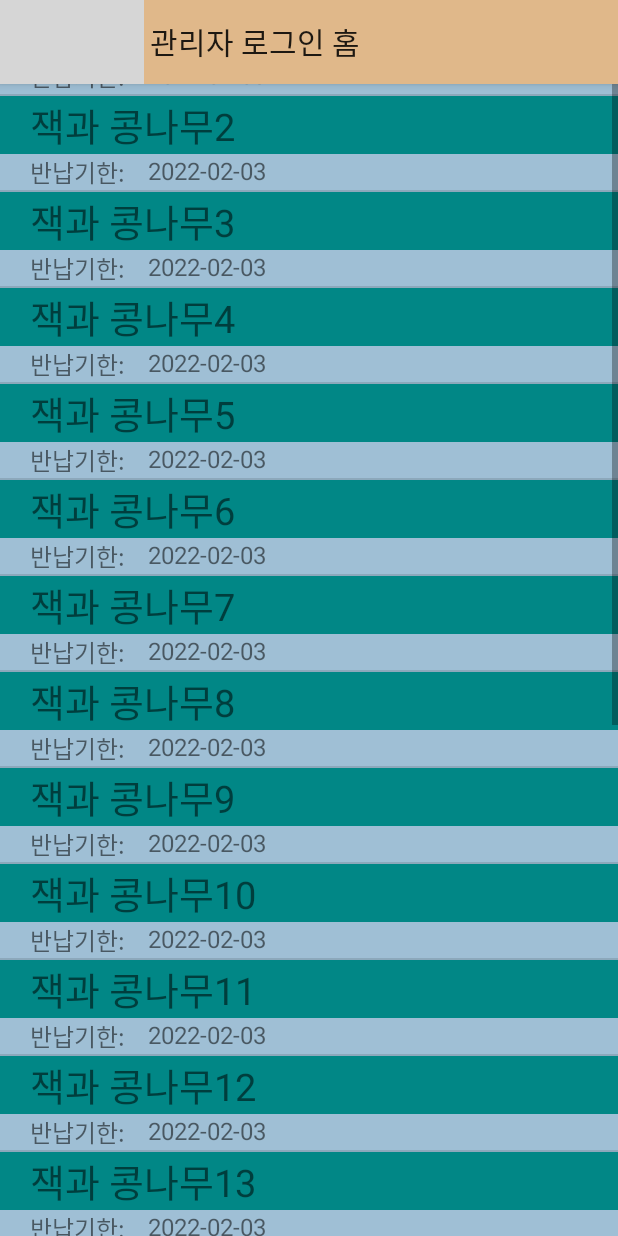
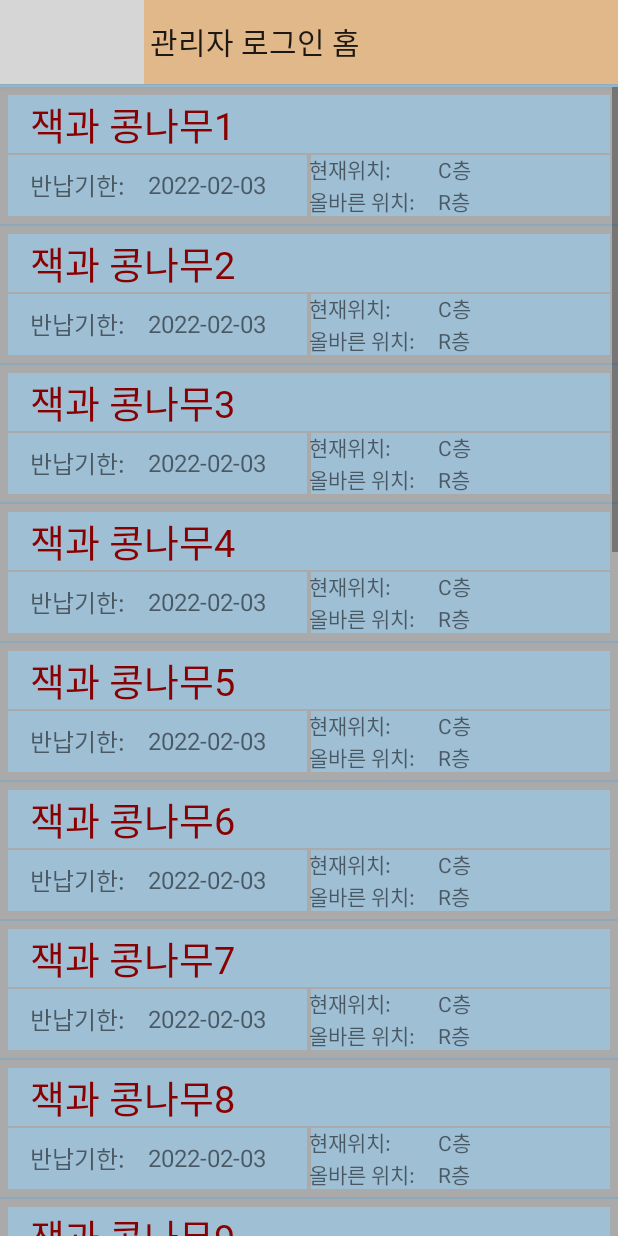
Before and after one commit to yangMinjae/CapstonDesign_Hwai, an Android app: the AdminLoginActivity screen opened directly, with no data from a screen before it, on a phone screen of 412 x 824 dp. Run offline under Robolectric (Android 15) with nearby library versions, the phone set to English and light mode, and no system bars; grey boxes are pictures that could not be loaded.

Commit message:
일반, 관리자 메인로그인 화면을 모두 완성했습니다. 스크롤 최상단에서 화면을 아래로 스와이프하면 리스트뷰의 리스트가 새로고침되도록 만들기위해, swipeRefreshLayout 안에 listview를 집어넣는 방식으로 화면구성을 완료했습니다.

```diff
--- a/app/src/main/java/com/example/library_app/AdminLoginActivity.java
+++ b/app/src/main/java/com/example/library_app/AdminLoginActivity.java
@@ -6,9 +6,6 @@ import androidx.appcompat.app.AlertDialog;
 import androidx.appcompat.app.AppCompatActivity;
 import androidx.appcompat.widget.Toolbar;
 import androidx.core.view.GravityCompat;
-import androidx.core.widget.NestedScrollView;
-import androidx.databinding.DataBindingUtil;
-import androidx.databinding.ViewDataBinding;
 import androidx.drawerlayout.widget.DrawerLayout;
 import androidx.swiperefreshlayout.widget.SwipeRefreshLayout;
 
@@ -17,31 +14,23 @@ import android.content.DialogInterface;
 import android.content.Intent;
 import android.content.pm.ActivityInfo;
 import android.os.Bundle;
-import android.renderscript.ScriptGroup;
-import android.view.KeyEvent;
 import android.view.LayoutInflater;
 import android.view.MenuItem;
-import android.view.MotionEvent;
-import android.view.View;
 import android.widget.EditText;
 import android.widget.LinearLayout;
 import android.widget.ListView;
-import android.widget.ScrollView;
-import android.widget.TextView;
 import android.widget.Toast;
 
 import com.google.android.material.navigation.NavigationView;
-import com.google.android.material.textfield.TextInputEditText;
 
 public class AdminLoginActivity extends AppCompatActivity {
 
     private NavigationView navigationView;
     private final String pinnum="123456";
 
-    //private SwipeRefreshLayout swipe_refresh;
-    private ListView listView;
-    private NestedScrollView scrollView;
-    private ListViewAdapter adapter;
+    private SwipeRefreshLayout swipe_refresh;
+    private ListView admin_listView1;
+    private Admin_ListViewAdapter adapter;
 
 
     @Override
@@ -56,56 +45,47 @@ public class AdminLoginActivity extends AppCompatActivity {
         pinnum에 대입해준다.
          */
 
-        //swipe_refresh = findViewById(R.id.swipe_refresh);
-        scrollView = findViewById(R.id.admin_scrollview_1);
-        listView = findViewById(R.id.admin_listview_1);
-        adapter = new ListViewAdapter(AdminLoginActivity.this);
-        listView.setAdapter(adapter);
-        adapter.additem("잭과 콩나무1", "2022-02-03", false);
-        adapter.additem("잭과 콩나무2", "2022-02-03", false);
-        adapter.additem("잭과 콩나무3", "2022-02-03", false);
-        adapter.additem("잭과 콩나무4", "2022-02-03", false);
-        adapter.additem("잭과 콩나무5", "2022-02-03", false);
-        adapter.additem("잭과 콩나무6", "2022-02-03", false);
-        adapter.additem("잭과 콩나무7", "2022-02-03", false);
-        adapter.additem("잭과 콩나무8", "2022-02-03", false);
-        adapter.additem("잭과 콩나무9", "2022-02-03", false);
-        adapter.additem("잭과 콩나무10", "2022-02-03", false);
-        adapter.additem("잭과 콩나무11", "2022-02-03", false);
-        adapter.additem("잭과 콩나무12", "2022-02-03", false);
-        adapter.additem("잭과 콩나무13", "2022-02-03", false);
-        adapter.additem("잭과 콩나무14", "2022-02-03", false);
-        adapter.additem("잭과 콩나무15", "2022-02-03", false);
-        adapter.additem("잭과 콩나무16", "2022-02-03", false);
-        adapter.additem("잭과 콩나무17", "2022-02-03", false);
-        adapter.additem("잭과 콩나무18", "2022-02-03", false);
-        adapter.additem("잭과 콩나무19", "2022-02-03", false);
-        adapter.additem("잭과 콩나무20", "2022-02-03", false);
-        adapter.additem("잭과 콩나무21", "2022-02-03", false);
-        adapter.additem("잭과 콩나무22", "2022-02-03", false);
-//        swipe_refresh.setOnRefreshListener(new SwipeRefreshLayout.OnRefreshListener() {
-//            @Override
-//            public void onRefresh() {
-//                Toast.makeText(getApplicationContext(), "TEST_TEST_TEST", Toast.LENGTH_SHORT).show();
-//                /*
-//                서버:
-//                해당 사용자가 빌린 책이 추가되었을경우, 리스트뷰에 추가, 반납되었다면, 삭제
-//                 */
-//            }
-//        });
-
-
+        swipe_refresh = findViewById(R.id.admin_swipe_refresh);
+        admin_listView1 = findViewById(R.id.admin_listview_1);
+        adapter = new Admin_ListViewAdapter(AdminLoginActivity.this);
+        admin_listView1.setAdapter(adapter);
         /*
         서버:
         서버에서 해당 사용자가 빌린 모든 책의 정보를
         adapter.additem(~~~~)해준다.
          */
-
-        listView.setOnTouchListener(new View.OnTouchListener() {
+        adapter.additem("잭과 콩나무1", "2022-02-03", "C층", "R층");    //서버 작업 완료후 삭제
+        adapter.additem("잭과 콩나무2", "2022-02-03", "C층", "R층");
+        adapter.additem("잭과 콩나무3", "2022-02-03", "C층", "R층");
+        adapter.additem("잭과 콩나무4", "2022-02-03", "C층", "R층");
+        adapter.additem("잭과 콩나무5", "2022-02-03", "C층", "R층");
+        adapter.additem("잭과 콩나무6", "2022-02-03", "C층", "R층");
+        adapter.additem("잭과 콩나무7", "2022-02-03", "C층", "R층");
+        adapter.additem("잭과 콩나무8", "2022-02-03", "C층", "R층");
+        adapter.additem("잭과 콩나무9", "2022-02-03", "C층", "R층");
+        adapter.additem("잭과 콩나무10", "2022-02-03", "C층", "R층");
+        adapter.additem("잭과 콩나무11", "2022-02-03", "C층", "R층");
+        adapter.additem("잭과 콩나무12", "2022-02-03", "C층", "R층");
+        adapter.additem("잭과 콩나무13", "2022-02-03", "C층", "R층");
+        adapter.additem("잭과 콩나무14", "2022-02-03", "C층", "R층");
+        adapter.additem("잭과 콩나무15", "2022-02-03", "C층", "R층");
+        adapter.additem("잭과 콩나무16", "2022-02-03", "C층", "R층");
+        adapter.additem("잭과 콩나무17", "2022-02-03", "C층", "R층");
+        adapter.additem("잭과 콩나무18", "2022-02-03", "C층", "R층");
+        adapter.additem("잭과 콩나무19", "2022-02-03", "C층", "R층");
+        adapter.additem("잭과 콩나무20", "2022-02-03", "C층", "R층");
+        adapter.additem("잭과 콩나무21", "2022-02-03", "C층", "R층");
+        adapter.additem("잭과 콩나무22", "2022-02-03", "C층", "R층");
+        swipe_refresh.setOnRefreshListener(new SwipeRefreshLayout.OnRefreshListener() {
             @Override
-            public boolean onTouch(View view, MotionEvent motionEvent) {
-                scrollView.requestDisallowInterceptTouchEvent(true);
-                return false;
+            public void onRefresh() {
+                Toast.makeText(getApplicationContext(), "TEST_TEST_TEST", Toast.LENGTH_SHORT).show();
+                /*
+                서버:
+                해당 사용자가 빌린 책이 추가되었을경우, 리스트뷰에 추가, 반납되었다면, 삭제
+                 */
+                //서버통신완료후 setRefreshing(false);
+                swipe_refresh.setRefreshing(false);
             }
         });
 
--- /dev/null
+++ b/app/src/main/java/com/example/library_app/Admin_ListItem.java
@@ -0,0 +1,40 @@
+package com.example.library_app;
+
+public class Admin_ListItem {
+    private String title;       // 책의 제목
+    private String duedate;     // 반납기한
+    private String current_location;
+    private String right_location;
+
+    public String getTitle() {
+        return title;
+    }
+
+    public void setTitle(String title) {
+        this.title = title;
+    }
+
+    public String getDuedate() {
+        return duedate;
+    }
+
+    public void setDuedate(String duedate) {
+        this.duedate = duedate;
+    }
+
+    public String getCurrent_location() {
+        return current_location;
+    }
+
+    public void setCurrent_location(String current_location) {
+        this.current_location = current_location;
+    }
+
+    public String getRight_location() {
+        return right_location;
+    }
+
+    public void setRight_location(String right_location) {
+        this.right_location = right_location;
+    }
+}
--- /dev/null
+++ b/app/src/main/java/com/example/library_app/Admin_ListViewAdapter.java
@@ -0,0 +1,73 @@
+package com.example.library_app;
+
+import android.content.Context;
+import android.view.LayoutInflater;
+import android.view.View;
+import android.view.ViewGroup;
+import android.widget.BaseAdapter;
+import android.widget.TextView;
+
+import androidx.core.content.ContextCompat;
+
+import java.util.ArrayList;
+
+public class Admin_ListViewAdapter extends BaseAdapter {
+    private Context mContext;
+    private ArrayList<Admin_ListItem> AdminListItems = new ArrayList<Admin_ListItem>();
+    public Admin_ListViewAdapter(Context context){
+        this.mContext=context;
+    }
+
+    @Override
+    public int getCount() {
+        return AdminListItems.size();
+    }
+
+    @Override
+    public Object getItem(int i) {
+        return AdminListItems.get(i);
+    }
+
+    @Override
+    public long getItemId(int i) {
+        return i;
+    }
+
+    @Override
+    public View getView(int position, View convertView, ViewGroup parent) {
+
+        // item_of_listview.xml 레이아웃을 inflate해서 참조획득
+        if(convertView == null){
+            LayoutInflater inflater = (LayoutInflater) mContext.getSystemService(Context.LAYOUT_INFLATER_SERVICE);
+            convertView = inflater.inflate(R.layout.admin_item_of_listview, parent, false);
+        }
+
+        // item_of_listview.xml 의 참조 획득
+        TextView txt_title = (TextView)convertView.findViewById(R.id.item_title);
+        TextView txt_duedate = (TextView)convertView.findViewById(R.id.admin_item_duedate);
+        TextView txt_current_location = (TextView)convertView.findViewById(R.id.admin_current_location);
+        TextView txt_right_location = (TextView)convertView.findViewById(R.id.admin_right_location);
+
+        Admin_ListItem adminListItem = AdminListItems.get(position);
+
+        // 가져온 데이터를 텍스트뷰에 입력
+        txt_title.setText(adminListItem.getTitle());
+        txt_duedate.setText(adminListItem.getDuedate());
+        txt_current_location.setText(adminListItem.getCurrent_location());
+        txt_right_location.setText(adminListItem.getRight_location());
+
+        return convertView;
+
+    }
+
+    public void additem(String title, String dudate, String current_location, String right_location){
+        Admin_ListItem adminListItem = new Admin_ListItem();
+
+        adminListItem.setTitle(title);
+        adminListItem.setDuedate(dudate);
+        adminListItem.setCurrent_location(current_location);
+        adminListItem.setRight_location(right_location);
+
+        AdminListItems.add(adminListItem);
+    }
+}
--- a/app/src/main/java/com/example/library_app/ListViewAdapter.java
+++ b/app/src/main/java/com/example/library_app/General_ListViewAdapter.java
@@ -1,33 +1,31 @@
 package com.example.library_app;
 
 import android.content.Context;
-import android.graphics.Color;
 import android.view.LayoutInflater;
 import android.view.View;
 import android.view.ViewGroup;
 import android.widget.BaseAdapter;
-import android.widget.Button;
 import android.widget.TextView;
 
 import androidx.core.content.ContextCompat;
 
 import java.util.ArrayList;
 
-public class ListViewAdapter extends BaseAdapter {
+public class General_ListViewAdapter extends BaseAdapter {
     private Context mContext;
-    private ArrayList<ListItem> listItems= new ArrayList<ListItem>();
-    public ListViewAdapter(Context context){
+    private ArrayList<General_ListItem> generalListItems = new ArrayList<General_ListItem>();
+    public General_ListViewAdapter(Context context){
         this.mContext=context;
     }
 
     @Override
     public int getCount() {
-        return listItems.size();
+        return generalListItems.size();
     }
 
     @Override
     public Object getItem(int i) {
-        return listItems.get(i);
+        return generalListItems.get(i);
     }
 
     @Override
@@ -41,36 +39,39 @@ public class ListViewAdapter extends BaseAdapter {
         // item_of_listview.xml 레이아웃을 inflate해서 참조획득
         if(convertView == null){
             LayoutInflater inflater = (LayoutInflater) mContext.getSystemService(Context.LAYOUT_INFLATER_SERVICE);
-            convertView = inflater.inflate(R.layout.item_of_listview, parent, false);
+            convertView = inflater.inflate(R.layout.general_item_of_listview, parent, false);
         }
 
         // item_of_listview.xml 의 참조 획득
         TextView txt_title = (TextView)convertView.findViewById(R.id.item_title);
-        TextView txt_duedate = (TextView)convertView.findViewById(R.id.item_duedate);
+        TextView txt_duedate = (TextView)convertView.findViewById(R.id.general_item_duedate);
+        TextView txt_right_location = (TextView)convertView.findViewById(R.id.general_right_location);
 
-        ListItem listItem = listItems.get(position);
+        General_ListItem generalListItem = generalListItems.get(position);
 
         // 가져온 데이터를 텍스트뷰에 입력
-        txt_title.setText(listItem.getTitle());
+        txt_title.setText(generalListItem.getTitle());
         // 연체된 책일 경우 책의 제목이 쓰이는 TextView 색이 빨간색, 아닐경우 어두운 코발트색
-        txt_title.setBackgroundColor((listItem.getOverdue())? ContextCompat.getColor(mContext, R.color.over):
+        txt_title.setTextColor((generalListItem.getOverdue())? ContextCompat.getColor(mContext, R.color.over):
                 ContextCompat.getColor(mContext, R.color.not_over));
 
         // 제출기한 텍스트뷰에 입력
-       txt_duedate.setText(listItem.getDuedate());
+       txt_duedate.setText(generalListItem.getDuedate());
+       txt_right_location.setText(generalListItem.getRight_location());
 
 
         return convertView;
 
     }
 
-    public void additem(String title, String dudate, Boolean overdue){
-        ListItem listItem = new ListItem();
+    public void additem(String title, String dudate, Boolean overdue , String right_location){
+        General_ListItem generalListItem = new General_ListItem();
 
-        listItem.setTitle(title);
-        listItem.setDuedate(dudate);
-        listItem.setOverdue(overdue);
+        generalListItem.setTitle(title);
+        generalListItem.setDuedate(dudate);
+        generalListItem.setOverdue(overdue);
+        generalListItem.setRight_location(right_location);
 
-        listItems.add(listItem);
+        generalListItems.add(generalListItem);
     }
 }
--- a/app/src/main/java/com/example/library_app/ListItem.java
+++ /dev/null
@@ -1,31 +0,0 @@
-package com.example.library_app;
-
-public class ListItem {
-    private String title;       // 책의 제목
-    private String duedate;     // 반납기한
-    private Boolean overdue;    //  연체 여부(연체시 True리턴, Title부분을 빨갛게 표시)
-
-    public String getTitle() {
-        return title;
-    }
-
-    public void setTitle(String title) {
-        this.title = title;
-    }
-
-    public String getDuedate() {
-        return duedate;
-    }
-
-    public void setDuedate(String duedate) {
-        this.duedate = duedate;
-    }
-
-    public Boolean getOverdue() {
-        return overdue;
-    }
-
-    public void setOverdue(Boolean overdue) {
-        this.overdue = overdue;
-    }
-}
--- /dev/null
+++ b/app/src/main/res/drawable-v24/borderline_bottom.xml
@@ -0,0 +1,18 @@
+<?xml version="1.0" encoding="utf-8"?>
+<shape
+    xmlns:android="http://schemas.android.com/apk/res/android"
+    android:shape="rectangle">
+
+    <!-- 테두리 내부 색상 설정 -->
+    <solid android:color="@android:color/transparent" />
+
+    <!-- 테두리 내부 여백 설정 -->
+    <padding
+        android:bottom="-1dp" />
+
+    <!-- 테두리 설정: 두께, 색상 -->
+    <stroke
+        android:width="1dp"
+        android:color="@android:color/darker_gray" />
+
+</shape>
--- /dev/null
+++ b/app/src/main/res/drawable-v24/borderline_bottom_bold.xml
@@ -0,0 +1,18 @@
+<?xml version="1.0" encoding="utf-8"?>
+<shape
+    xmlns:android="http://schemas.android.com/apk/res/android"
+    android:shape="rectangle">
+
+    <!-- 테두리 내부 색상 설정 -->
+    <solid android:color="@android:color/transparent" />
+
+    <!-- 테두리 내부 여백 설정 -->
+    <padding
+        android:bottom="-5dp" />
+
+    <!-- 테두리 설정: 두께, 색상 -->
+    <stroke
+        android:width="5dp"
+        android:color="@android:color/darker_gray" />
+
+</shape>
--- /dev/null
+++ b/app/src/main/res/drawable-v24/borderline_bottom_right.xml
@@ -0,0 +1,19 @@
+<?xml version="1.0" encoding="utf-8"?>
+<shape
+    xmlns:android="http://schemas.android.com/apk/res/android"
+    android:shape="rectangle">
+
+    <!-- 테두리 내부 색상 설정 -->
+    <solid android:color="@android:color/transparent" />
+
+    <!-- 테두리 내부 여백 설정 -->
+    <padding
+        android:bottom="-1dp"
+        android:right="-1dp"/>
+
+    <!-- 테두리 설정: 두께, 색상 -->
+    <stroke
+        android:width="1dp"
+        android:color="@android:color/darker_gray" />
+
+</shape>
--- /dev/null
+++ b/app/src/main/res/layout/admin_item_of_listview.xml
@@ -0,0 +1,86 @@
+<?xml version="1.0" encoding="utf-8"?>
+<LinearLayout xmlns:android="http://schemas.android.com/apk/res/android"
+    android:orientation="vertical"
+    android:layout_width="match_parent"
+    android:background="@drawable/borderline_bottom_bold"
+    android:layout_height="wrap_content">
+    <TextView
+        android:paddingTop="5dp"
+        android:id="@+id/item_title"
+        android:paddingHorizontal="20dp"
+        android:layout_width="match_parent"
+        android:layout_height="wrap_content"
+        android:textSize="25sp"
+        android:textColor="#880000"
+        android:fontFamily="@font/nanum_style"
+        android:text="핸젤과 그레텔"
+        />
+    <LinearLayout
+        android:layout_width="match_parent"
+        android:layout_height="match_parent"
+        android:weightSum="10">
+        <LinearLayout
+            android:layout_width="match_parent"
+            android:layout_height="match_parent"
+            android:layout_weight="5"
+            android:paddingLeft="20dp"
+            android:background="@drawable/borderline_bottom_right"
+            android:orientation="horizontal">
+            <TextView
+                android:layout_width="wrap_content"
+                android:layout_height="wrap_content"
+                android:textSize="16sp"
+                android:text="반납기한:"
+                android:paddingBottom="10dp"
+                android:layout_marginRight="15dp"
+                android:layout_gravity="center_vertical"
+                />
+            <TextView
+                android:id="@+id/admin_item_duedate"
+                android:layout_width="match_parent"
+                android:layout_height="wrap_content"
+                android:textSize="16sp"
+                android:paddingBottom="10dp"
+                android:text="2022-03-04"
+                android:layout_gravity="center_vertical"
+                />
+        </LinearLayout>
+
+
+        <RelativeLayout
+            android:layout_weight="5"
+            android:layout_width="match_parent"
+            android:layout_height="match_parent"
+            android:background="@drawable/borderline_bottom">
+            <TextView
+                android:id="@+id/tv_NNN1"
+                android:layout_width="wrap_content"
+                android:layout_height="wrap_content"
+                android:text="현재위치:"/>
+            <TextView
+                android:id="@+id/admin_current_location"
+                android:layout_alignLeft="@id/admin_right_location"
+                android:layout_width="wrap_content"
+                android:layout_height="wrap_content"
+                android:text="~층"/>
+            <TextView
+                android:id="@+id/tv_NNN3"
+                android:layout_width="wrap_content"
+                android:layout_height="wrap_content"
+                android:layout_below="@+id/tv_NNN1"
+                android:paddingBottom="10dp"
+                android:text="올바른 위치:"/>
+            <TextView
+                android:id="@+id/admin_right_location"
+                android:layout_toRightOf="@+id/tv_NNN3"
+                android:layout_alignBaseline="@id/tv_NNN3"
+                android:layout_width="wrap_content"
+                android:layout_height="wrap_content"
+                android:text="~층"
+                android:paddingBottom="10dp"
+                android:layout_marginLeft="15dp"
+                />
+
+        </RelativeLayout>
+    </LinearLayout>
+</LinearLayout>
--- a/app/src/main/res/layout/admin_login_main.xml
+++ b/app/src/main/res/layout/admin_login_main.xml
@@ -8,21 +8,23 @@
         android:id="@+id/drawer_layout"
         android:fitsSystemWindows="true"
         tools:openDrawer="start">
-            <androidx.core.widget.NestedScrollView
-                android:id="@+id/admin_scrollview_1"
+
+    <androidx.swiperefreshlayout.widget.SwipeRefreshLayout
         android:layout_width="wrap_content"
         android:layout_height="wrap_content"
-                android:background="@color/chatting_roomCol"
-                android:fillViewport="true">
+        android:id="@+id/admin_swipe_refresh"
+        >
         <ListView
+            android:paddingTop="58dp"
             android:transcriptMode="alwaysScroll"
             android:id="@+id/admin_listview_1"
             android:layout_width="match_parent"
-                    android:layout_height="match_parent"
-                    android:listSelector="@color/grey">
+            android:layout_height="wrap_content"
+            android:listSelector="@color/grey"
+            android:background="@color/chatting_roomCol"
+            >
         </ListView>
-            </androidx.core.widget.NestedScrollView>
-
+    </androidx.swiperefreshlayout.widget.SwipeRefreshLayout>
 
     <include
         layout="@layout/admin_login_appbar"
--- a/app/src/main/res/layout/item_of_listview.xml
+++ /dev/null
@@ -1,37 +0,0 @@
-<?xml version="1.0" encoding="utf-8"?>
-<LinearLayout xmlns:android="http://schemas.android.com/apk/res/android"
-    android:orientation="vertical"
-    android:layout_width="match_parent"
-    android:layout_height="wrap_content">
-    <TextView
-        android:id="@+id/item_title"
-        android:paddingHorizontal="20dp"
-        android:layout_width="match_parent"
-        android:layout_height="wrap_content"
-        android:textSize="25sp"
-        android:text="핸젤과 그레텔"
-        android:background="@color/over"
-        />
-    <LinearLayout
-        android:layout_width="match_parent"
-        android:layout_height="match_parent"
-        android:orientation="horizontal"
-        android:paddingHorizontal="20dp">
-        <TextView
-            android:layout_width="wrap_content"
-            android:layout_height="match_parent"
-            android:textSize="16sp"
-            android:text="반납기한:"
-            android:layout_marginRight="15dp"
-            />
-        <TextView
-            android:id="@+id/item_duedate"
-            android:layout_width="match_parent"
-            android:layout_height="match_parent"
-            android:textSize="16sp"
-            android:text="2022-03-04"
-            />
-    </LinearLayout>
-
-
-</LinearLayout>
--- a/app/src/main/res/values/colors.xml
+++ b/app/src/main/res/values/colors.xml
@@ -11,5 +11,5 @@
     <color name="grey">#777777</color>
     <color name="chatting_roomCol">#9fbfd5</color>
     <color name="not_over">#FF018786</color>
-    <color name="over">#ff2222</color>
+    <color name="over">#880000</color>
 </resources>
```
Also changed, not shown: app/src/main/java/com/example/library_app/GeneralLoginActivity.java (+57 -0 lines), app/src/main/java/com/example/library_app/General_ListItem.java (added, +36 -0 lines), app/src/main/res/layout/general_item_of_listview.xml (added, +73 -0 lines), app/src/main/res/layout/general_login_main.xml (+16 -1 lines). Lines whose indentation alone changed are shown as unchanged.
